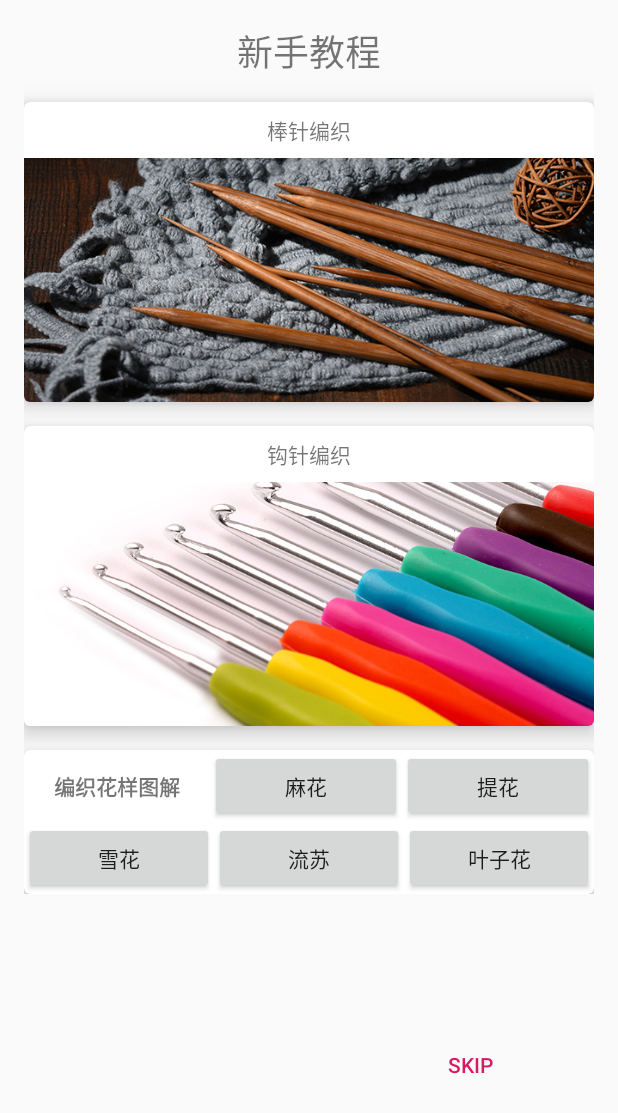
After one commit to MoonRiser/Hand-knitted, an Android app: the RookieActivity screen opened directly, with no data from a screen before it, on a phone screen of 412 x 824 dp. The commit adds this screen. Shown: the top 1113 px of the screen. Run offline under Robolectric (Android 15) with nearby library versions, the light colour scheme and no system bars.

Commit message:
add RookieActivity

```diff
--- a/app/src/main/java/com/example/hand_knitted/activity/LoginActivity.java
+++ b/app/src/main/java/com/example/hand_knitted/activity/LoginActivity.java
@@ -192,7 +192,8 @@ public class LoginActivity extends BaseActivity {
                     }
 
                     editor.apply();
-                    Intent intent = new Intent(LoginActivity.this, MainActivity.class);
+                  //  Intent intent = new Intent(LoginActivity.this, MainActivity.class);
+                    Intent intent = new Intent(LoginActivity.this, RookieActivity.class);
                     startActivity(intent);
                     finish();
                 } else {
--- /dev/null
+++ b/app/src/main/java/com/example/hand_knitted/activity/RookieActivity.java
@@ -0,0 +1,71 @@
+
+package com.example.hand_knitted.activity;
+
+import android.content.Intent;
+import android.content.SharedPreferences;
+import android.os.Bundle;
+import android.preference.PreferenceManager;
+import android.util.Log;
+import android.view.View;
+import android.widget.Button;
+import android.widget.ImageView;
+
+import com.bumptech.glide.Glide;
+import com.example.hand_knitted.R;
+
+public class RookieActivity extends BaseActivity implements View.OnClickListener {
+
+    private ImageView stick;
+    private ImageView hook;
+    private Button skip;
+    private SharedPreferences.Editor editor;
+
+
+    @Override
+    protected void onCreate(Bundle savedInstanceState) {
+        super.onCreate(savedInstanceState);
+        setContentView(R.layout.activity_rookie);
+        init();
+
+
+        Glide.with(this).load(R.drawable.stick).into(stick);
+        Glide.with(this).load(R.drawable.hook).into(hook);
+        skip.setOnClickListener(this);
+
+    }
+
+
+    @Override
+    public void onClick(View v) {
+
+        switch (v.getId()){
+
+            case R.id.BTskip : skipImp();break;
+        }
+    }
+
+
+
+    private void init(){
+        stick = findViewById(R.id.IMGstick);
+        hook = findViewById(R.id.IMGhook);
+        skip = findViewById(R.id.BTskip);
+        editor = PreferenceManager.getDefaultSharedPreferences(this).edit();
+
+
+    }
+
+
+
+    private void skipImp(){
+
+        editor.putBoolean("isRookie",false);
+        editor.apply();
+        Intent intent = new Intent(RookieActivity.this,MainActivity.class);
+        startActivity(intent);
+
+    }
+
+
+
+}
--- a/app/src/main/java/com/example/hand_knitted/activity/SplashActivity.java
+++ b/app/src/main/java/com/example/hand_knitted/activity/SplashActivity.java
@@ -1,8 +1,10 @@
 package com.example.hand_knitted.activity;
 
 import android.content.Intent;
+import android.content.SharedPreferences;
 import android.os.Bundle;
 import android.os.Handler;
+import android.preference.PreferenceManager;
 import android.view.View;
 import android.widget.ImageView;
 
@@ -14,6 +16,10 @@ import cn.bmob.v3.BmobUser;
 public class SplashActivity extends BaseActivity {
     private final int TIME =3500;
     private Intent intent;
+    private SharedPreferences sp;
+    private Boolean isRookie;
+    private ImageView imageView;
+
 
     @Override
     protected void onCreate(Bundle savedInstanceState) {
@@ -21,7 +27,7 @@ public class SplashActivity extends BaseActivity {
         setFullScreen();
         setContentView(R.layout.activity_splash);
 
-        ImageView imageView = findViewById(R.id.IVlogo);
+        init();
         Glide.with(this).load(R.drawable.ic_knit).into(imageView);
 
 
@@ -30,7 +36,13 @@ public class SplashActivity extends BaseActivity {
             @Override
             public void run() {
                 if (BmobUser.isLogin()){
-                    intent= new Intent(SplashActivity.this,MainActivity.class);
+
+                    if (isRookie){
+                        intent = new Intent(SplashActivity.this, RookieActivity.class);
+                    }else {
+                        intent= new Intent(SplashActivity.this,MainActivity.class);
+                    }
+
                 }else{
                     intent= new Intent(SplashActivity.this,LoginActivity.class);
                 }
@@ -38,6 +50,7 @@ public class SplashActivity extends BaseActivity {
                 SplashActivity.this.finish();
             }
         }, TIME);
+
     }
 
 
@@ -50,6 +63,11 @@ public class SplashActivity extends BaseActivity {
 
     }
 
+    private void init(){
+        imageView = findViewById(R.id.IVlogo);
+        sp = PreferenceManager.getDefaultSharedPreferences(this);
+        isRookie = sp.getBoolean("isRookie",true);
+    }
 
 
 }
--- /dev/null
+++ b/app/src/main/res/layout/activity_rookie.xml
@@ -0,0 +1,191 @@
+<?xml version="1.0" encoding="utf-8"?>
+<android.support.constraint.ConstraintLayout xmlns:android="http://schemas.android.com/apk/res/android"
+    xmlns:app="http://schemas.android.com/apk/res-auto"
+    xmlns:tools="http://schemas.android.com/tools"
+    android:layout_width="match_parent"
+    android:layout_height="match_parent"
+    tools:context=".activity.RookieActivity">
+
+    <LinearLayout
+        android:id="@+id/linearLayout"
+        android:layout_width="match_parent"
+        android:layout_height="wrap_content"
+        android:layout_marginStart="8dp"
+        android:layout_marginTop="8dp"
+        android:layout_marginEnd="8dp"
+        android:orientation="vertical"
+        android:padding="8dp"
+        app:layout_constraintEnd_toEndOf="parent"
+        app:layout_constraintStart_toStartOf="parent"
+        app:layout_constraintTop_toTopOf="parent">
+
+        <TextView
+            android:layout_marginBottom="16dp"
+            android:layout_width="match_parent"
+            android:layout_height="wrap_content"
+            android:text="新手教程"
+            android:textAlignment="center"
+            android:textSize="24sp" />
+
+        <android.support.v7.widget.CardView
+            android:id="@+id/CVstick"
+            android:layout_width="match_parent"
+            android:layout_height="200dp"
+            android:background="@drawable/stick"
+            app:cardCornerRadius="4dp"
+            app:cardElevation="8dp">
+
+            <LinearLayout
+                android:layout_width="match_parent"
+                android:layout_height="match_parent"
+                android:orientation="vertical">
+
+                <TextView
+                    android:layout_width="match_parent"
+                    android:layout_height="wrap_content"
+                    android:layout_margin="8dp"
+                    android:text="棒针编织"
+                    android:textAlignment="center" />
+
+                <ImageView
+                    android:id="@+id/IMGstick"
+                    android:layout_width="match_parent"
+                    android:layout_height="match_parent"
+                    android:scaleType="centerCrop"
+                    tools:srcCompat="@drawable/stick" />
+            </LinearLayout>
+        </android.support.v7.widget.CardView>
+
+        <android.support.v7.widget.CardView
+            android:id="@+id/CVhook"
+            android:layout_width="match_parent"
+            android:layout_height="200dp"
+            android:layout_marginTop="16dp"
+            app:cardCornerRadius="4dp"
+            app:cardElevation="8dp">
+
+            <LinearLayout
+                android:layout_width="match_parent"
+                android:layout_height="match_parent"
+                android:orientation="vertical">
+
+                <TextView
+                    android:layout_width="match_parent"
+                    android:layout_height="wrap_content"
+                    android:layout_margin="8dp"
+                    android:text="钩针编织"
+                    android:textAlignment="center" />
+
+                <ImageView
+                    android:id="@+id/IMGhook"
+                    android:layout_width="match_parent"
+                    android:layout_height="match_parent"
+                    android:scaleType="centerCrop"
+                    tools:srcCompat="@drawable/hook" />
+            </LinearLayout>
+        </android.support.v7.widget.CardView>
+
+        <android.support.v7.widget.CardView
+            android:id="@+id/CVdiagram"
+            android:layout_width="match_parent"
+            android:layout_height="wrap_content"
+            android:layout_marginTop="16dp"
+            android:padding="8dp"
+            app:cardCornerRadius="4dp"
+            app:cardElevation="8dp">
+
+            <LinearLayout
+                android:layout_width="match_parent"
+                android:layout_height="match_parent"
+                android:orientation="vertical">
+
+                <LinearLayout
+                    android:layout_width="match_parent"
+                    android:layout_height="match_parent"
+                    android:orientation="horizontal">
+
+                    <TextView
+                        android:id="@+id/textView13"
+                        android:layout_width="wrap_content"
+                        android:layout_height="wrap_content"
+                        android:layout_weight="1"
+                        android:text="编织花样图解"
+                        android:textAlignment="center"
+                        android:textStyle="bold" />
+
+                    <Button
+                        android:id="@+id/BTstyle1"
+                        android:layout_width="wrap_content"
+                        android:layout_height="wrap_content"
+                        android:layout_weight="1"
+                        android:text="麻花" />
+
+                    <Button
+                        android:id="@+id/BTstyle2"
+                        android:layout_width="wrap_content"
+                        android:layout_height="wrap_content"
+                        android:layout_weight="1"
+                        android:text="提花" />
+
+                </LinearLayout>
+
+                <LinearLayout
+                    android:layout_width="match_parent"
+                    android:layout_height="match_parent"
+                    android:orientation="horizontal">
+
+                    <Button
+                        android:id="@+id/BTstyle3"
+                        android:layout_width="wrap_content"
+                        android:layout_height="wrap_content"
+                        android:layout_weight="1"
+                        android:text="雪花" />
+
+                    <Button
+                        android:id="@+id/BTstyle4"
+                        android:layout_width="wrap_content"
+                        android:layout_height="wrap_content"
+                        android:layout_weight="1"
+                        android:text="流苏" />
+
+                    <Button
+                        android:id="@+id/BTstyle5"
+                        android:layout_width="wrap_content"
+                        android:layout_height="wrap_content"
+                        android:layout_weight="1"
+                        android:text="叶子花" />
+                </LinearLayout>
+            </LinearLayout>
+        </android.support.v7.widget.CardView>
+
+    </LinearLayout>
+
+    <Button
+        android:id="@+id/BTskip"
+        style="@style/Widget.AppCompat.Button.Borderless.Colored"
+        android:layout_width="wrap_content"
+        android:layout_height="wrap_content"
+        android:layout_marginStart="8dp"
+        android:layout_marginEnd="8dp"
+        android:layout_marginBottom="8dp"
+        android:text="Skip"
+        app:layout_constraintBottom_toBottomOf="parent"
+        app:layout_constraintEnd_toEndOf="parent"
+        app:layout_constraintStart_toStartOf="@+id/guideline4"
+        app:layout_constraintTop_toBottomOf="@+id/linearLayout" />
+
+    <android.support.constraint.Guideline
+        android:id="@+id/guideline4"
+        android:layout_width="wrap_content"
+        android:layout_height="wrap_content"
+        android:layout_marginStart="214dp"
+        android:layout_marginEnd="197dp"
+        android:layout_marginBottom="823dp"
+        android:orientation="vertical"
+        app:layout_constraintBottom_toBottomOf="parent"
+        app:layout_constraintEnd_toEndOf="parent"
+        app:layout_constraintGuide_begin="214dp"
+        app:layout_constraintStart_toStartOf="parent"
+        app:layout_constraintTop_toTopOf="parent" />
+
+</android.support.constraint.ConstraintLayout>
```
Also changed, not shown: app/src/main/AndroidManifest.xml (+7 -8 lines), app/src/main/res/drawable-xxxhdpi/hook.jpg (added), app/src/main/res/drawable-xxxhdpi/stick.jpg (added).
